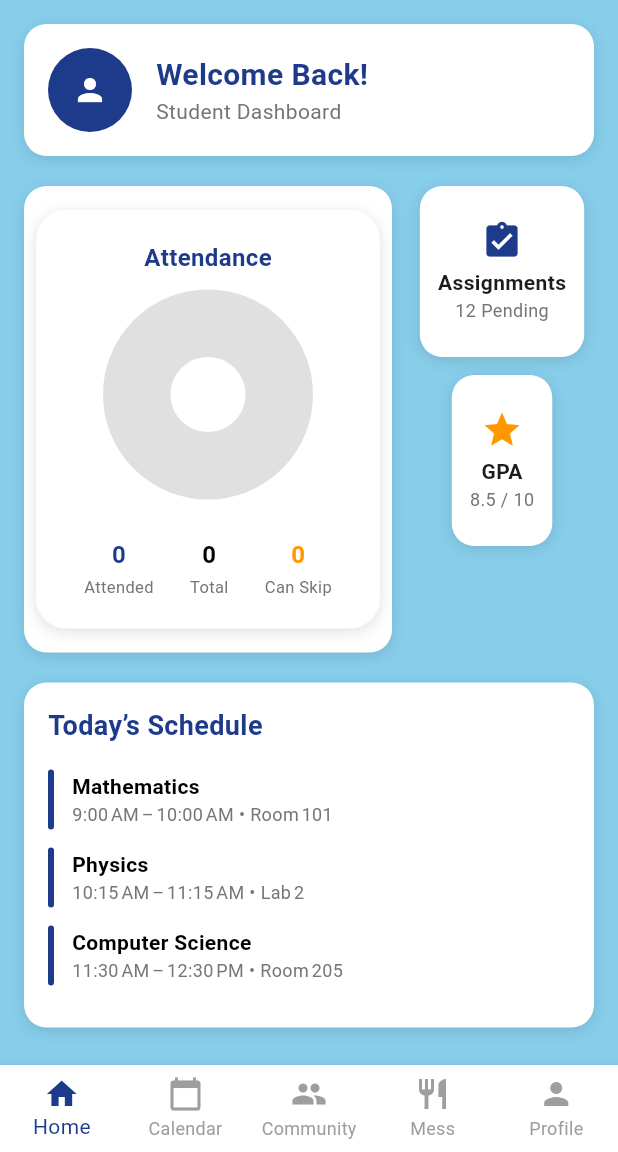
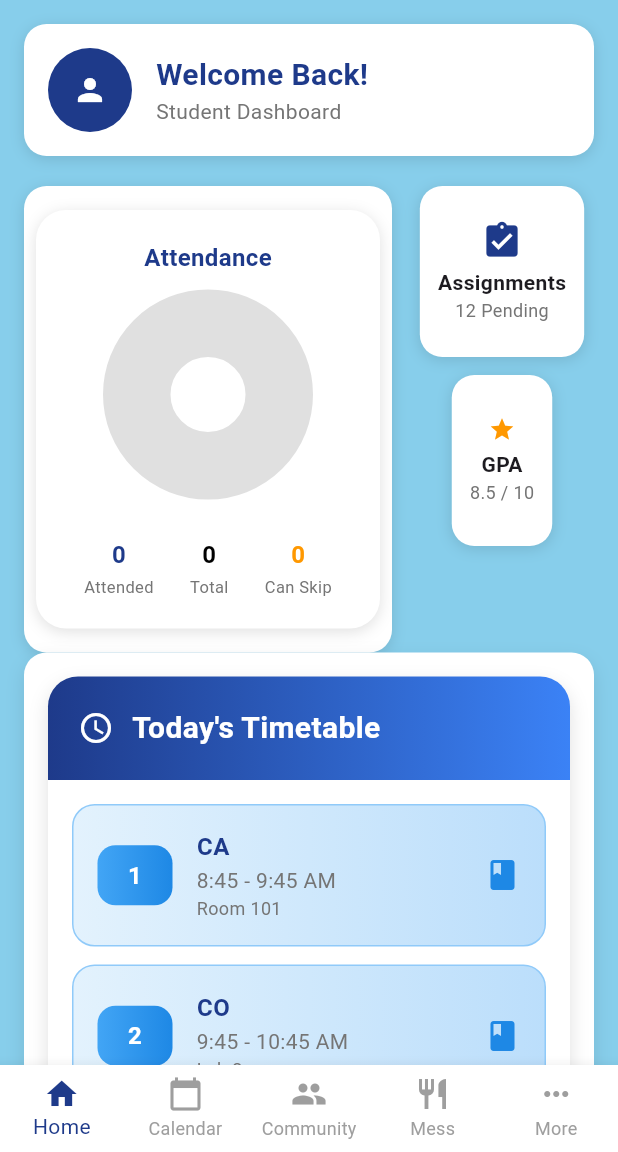
Before and after one commit to yawansharma/SastraX-Flutter, a Flutter app: the HomePage screen opened directly with empty values, on a phone screen of 412 x 824 dp, the part 84-1236 px from its top. Run offline on Flutter 3.47's test engine with Material 3 defaults, Android fonts, the phone set to English and light mode, and no system bars; drawn by our look-alikes of fl_chart; our stand-ins replace animate_do, auto_size_text, cached_network_image, google_fonts; network calls fail.

Commit message:
Initial commit

```diff
--- a/lib/Components/timetable_widget.dart
+++ b/lib/Components/timetable_widget.dart
@@ -77,7 +77,7 @@ class TimetableWidget extends StatelessWidget {
                 ),
               ),
               Container(
-                height: 350,
+                height: 500,
                 child: ListView.builder(
                   padding: EdgeInsets.all(16),
                   itemCount: timetable.length,
--- a/lib/Pages/home_page.dart
+++ b/lib/Pages/home_page.dart
@@ -4,16 +4,18 @@ import 'package:flutter/material.dart';
 import 'package:http/http.dart' as http;
 import 'package:provider/provider.dart';
 
+import '../Components/timetable_widget.dart'; // Ensure this path is correct
 import '../models/theme_model.dart';
 import '../components/theme_toggle_button.dart';
 import '../components/neon_container.dart';
 import '../components/attendance_pie_chart.dart';
 import '../components/fee_due_card.dart';
 
-import 'profile_page.dart';
+import 'profile_page.dart'; // This is the correct import for ProfilePage
 import 'calendar_page.dart';
 import 'community_page.dart';
 import 'mess_menu_page.dart';
+import 'more_options_page.dart'; // Import the MoreOptionsPage
 
 class HomePage extends StatefulWidget {
   final String regNo;
@@ -31,11 +33,11 @@ class _HomePageState extends State<HomePage> {
   void initState() {
     super.initState();
     _pages = [
-      const DashboardScreen(),
+      DashboardScreen(regNo: widget.regNo), // Pass regNo to DashboardScreen
       CalendarPage(),
       CommunityPage(),
       MessMenuPage(),
-      ProfilePage(regNo: widget.regNo),
+       MoreOptionsPage(), // MoreOptionsPage is now at index 4, corresponding to the 'More' icon
     ];
   }
 
@@ -77,7 +79,7 @@ class _HomePageState extends State<HomePage> {
             BottomNavigationBarItem(icon: Icon(Icons.calendar_today), label: 'Calendar'),
             BottomNavigationBarItem(icon: Icon(Icons.people), label: 'Community'),
             BottomNavigationBarItem(icon: Icon(Icons.restaurant), label: 'Mess'),
-            BottomNavigationBarItem(icon: Icon(Icons.person), label: 'Profile'),
+            BottomNavigationBarItem(icon: Icon(Icons.more_horiz_outlined), label: 'More'), // The 'More' icon is at index 4
           ],
         ),
       ),
@@ -88,7 +90,8 @@ class _HomePageState extends State<HomePage> {
 /* ───────────────────────── DASHBOARD ───────────────────────── */
 
 class DashboardScreen extends StatefulWidget {
-  const DashboardScreen({super.key});
+  final String regNo; // Add regNo parameter
+  const DashboardScreen({super.key, required this.regNo}); // Update constructor
 
   @override
   State<DashboardScreen> createState() => _DashboardScreenState();
@@ -147,8 +150,15 @@ class _DashboardScreenState extends State<DashboardScreen> {
       padding: const EdgeInsets.all(16),
       child: Column(
         children: [
-          /* Welcome banner */
-          NeonContainer(
+          /* Welcome banner - Now tappable to ProfileScreen */
+          GestureDetector( // Wrap the entire NeonContainer for a larger tap area
+            onTap: () {
+              Navigator.push(
+                context,
+                MaterialPageRoute(builder: (context) => ProfilePage(regNo: widget.regNo)),
+              );
+            },
+            child: NeonContainer(
               child: Row(
                 children: [
                   CircleAvatar(
@@ -179,6 +189,7 @@ class _DashboardScreenState extends State<DashboardScreen> {
                     ),
                   ),
                 ],
+              ),
             ),
           ),
           const SizedBox(height: 20),
@@ -250,7 +261,7 @@ class _DashboardScreenState extends State<DashboardScreen> {
                                 mainAxisAlignment: MainAxisAlignment.center,
                                 children: [
                                   Icon(Icons.grade,
-                                      size: 28,
+                                      size: 18,
                                       color: theme.isDarkMode
                                           ? AppTheme.electricBlue
                                           : Colors.orange),
@@ -277,62 +288,33 @@ class _DashboardScreenState extends State<DashboardScreen> {
             ],
           ),
 
-          const SizedBox(height: 20),
 
-          /* Today’s schedule ----------------------------------------------- */
-          NeonContainer(
-            child: Column(
-              crossAxisAlignment: CrossAxisAlignment.start,
-              children: [
-                Text('Today’s Schedule',
-                    style: TextStyle(
-                        fontSize: 18,
-                        fontWeight: FontWeight.bold,
-                        color: theme.isDarkMode
-                            ? AppTheme.neonBlue
-                            : AppTheme.primaryBlue)),
-                const SizedBox(height: 16),
-                _scheduleItem(context, '9:00 AM – 10:00 AM', 'Mathematics', 'Room 101'),
-                _scheduleItem(context, '10:15 AM – 11:15 AM', 'Physics', 'Lab 2'),
-                _scheduleItem(context, '11:30 AM – 12:30 PM', 'Computer Science', 'Room 205'),
-              ],
-            ),
+
+          /* Today’s Timetable Section (Styled as per image) ----------------------------------------------- */
+          Container
+            (
+            decoration: BoxDecoration(
+              color: theme.isDarkMode ? AppTheme.darkSurface : Colors.white, // Background for the whole timetable section
+              borderRadius: BorderRadius.circular(15), // Overall rounded corners for the timetable section
+              boxShadow: [
+                BoxShadow(
+                  color: Colors.black.withOpacity(0.1),
+                  blurRadius: 10,
+                  offset: const Offset(0, 5),
                 ),
               ],
             ),
-    );
-  }
+            child: Column(
+              children: [
 
-  /* helper for one schedule row */
-  Widget _scheduleItem(BuildContext context, String time, String subject, String room) {
-    final theme = Provider.of<ThemeProvider>(context, listen: false);
-    final dark = theme.isDarkMode;
 
-    return Padding(
-      padding: const EdgeInsets.only(bottom: 12),
-      child: Row(
-        children: [
-          Container(
-            width: 4,
-            height: 40,
-            decoration: BoxDecoration(
-              color: dark ? AppTheme.neonBlue : AppTheme.primaryBlue,
-              borderRadius: BorderRadius.circular(2),
+                // Timetable content - The TimetableWidget is expected to contain the scrollable list of subject boxes
+                // We give it a constrained height using SizedBox to enable its internal scrolling.
+                 SizedBox
+                   (
+                  height: 400, // Adjust this height as needed to fit your design
+                  child: TimetableWidget(),
                 ),
-          ),
-          const SizedBox(width: 12),
-          Expanded(
-            child: Column(
-              crossAxisAlignment: CrossAxisAlignment.start,
-              children: [
-                Text(subject,
-                    style: TextStyle(
-                        fontWeight: FontWeight.bold,
-                        color: dark ? Colors.white : Colors.black)),
-                Text('$time • $room',
-                    style: TextStyle(
-                        fontSize: 12,
-                        color: dark ? Colors.white70 : Colors.grey[600]))
               ],
             ),
           ),
--- a/lib/Pages/more_options_page.dart
+++ b/lib/Pages/more_options_page.dart
@@ -27,6 +27,12 @@ class MoreOptionsPage extends StatelessWidget {
       'subtitle': 'Library resources and booking',
       'icon': Icons.library_books,
       'color': Colors.brown,
+    },
+    {
+      'title': 'calculator',
+      'subtitle': 'SGPA predictor',
+      'icon': Icons.calculate_sharp,
+      'color': Colors.lightGreen,
     },
     {
       'title': 'Transport',
```
Also changed, not shown: pubspec.lock. Lines whose indentation alone changed are shown as unchanged.
